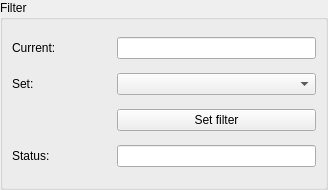
The window that pyobs_gui/qt/widgetfilter.ui (pyobs/pyobs-gui) describes before a commit, drawn with Qt 5.
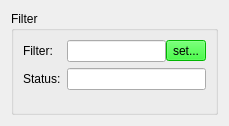
The same window after the commit. Icons and pictures are not drawn.

Commit message: more colours and different layout for filters

Patch:
```diff
--- a/pyobs_gui/qt/widgetfilter.ui
+++ b/pyobs_gui/qt/widgetfilter.ui
@@ -6,75 +6,506 @@
    <rect>
     <x>0</x>
     <y>0</y>
-    <width>328</width>
-    <height>190</height>
+    <width>229</width>
+    <height>126</height>
    </rect>
   </property>
   <property name="windowTitle">
    <string>Form</string>
   </property>
   <layout class="QVBoxLayout" name="verticalLayout">
-   <property name="leftMargin">
-    <number>0</number>
-   </property>
-   <property name="topMargin">
-    <number>0</number>
-   </property>
-   <property name="rightMargin">
-    <number>0</number>
-   </property>
-   <property name="bottomMargin">
-    <number>0</number>
-   </property>
    <item>
     <widget class="QGroupBox" name="groupBox_2">
      <property name="title">
       <string>Filter</string>
      </property>
-     <layout class="QGridLayout" name="gridLayout_2" columnstretch="1,2">
-      <item row="2" column="0">
-       <widget class="QLabel" name="label_10">
-        <property name="text">
-         <string>Set:</string>
-        </property>
-       </widget>
-      </item>
-      <item row="1" column="0">
+     <layout class="QFormLayout" name="formLayout">
+      <item row="0" column="0">
        <widget class="QLabel" name="label_9">
         <property name="text">
-         <string>Current:</string>
+         <string>Filter:</string>
         </property>
        </widget>
       </item>
-      <item row="1" column="1">
-       <widget class="QLineEdit" name="labelCurFilter">
-        <property name="alignment">
-         <set>Qt::AlignCenter</set>
+      <item row="0" column="1">
+       <layout class="QHBoxLayout" name="horizontalLayout">
+        <property name="spacing">
+         <number>0</number>
         </property>
-        <property name="readOnly">
-         <bool>true</bool>
-        </property>
-       </widget>
+        <item>
+         <widget class="QLineEdit" name="textFilter">
+          <property name="alignment">
+           <set>Qt::AlignCenter</set>
+          </property>
+          <property name="readOnly">
+           <bool>true</bool>
+          </property>
+         </widget>
+        </item>
+        <item>
+         <widget class="QToolButton" name="buttonSetFilter">
+          <property name="palette">
+           <palette>
+            <active>
+             <colorrole role="WindowText">
+              <brush brushstyle="SolidPattern">
+               <color alpha="255">
+                <red>0</red>
+                <green>0</green>
+                <blue>0</blue>
+               </color>
+              </brush>
+             </colorrole>
+             <colorrole role="Button">
+              <brush brushstyle="SolidPattern">
+               <color alpha="255">
+                <red>0</red>
+                <green>255</green>
+                <blue>0</blue>
+               </color>
+              </brush>
+             </colorrole>
+             <colorrole role="Light">
+              <brush brushstyle="SolidPattern">
+               <color alpha="255">
+                <red>127</red>
+                <green>255</green>
+                <blue>127</blue>
+               </color>
+              </brush>
+             </colorrole>
+             <colorrole role="Midlight">
+              <brush brushstyle="SolidPattern">
+               <color alpha="255">
+                <red>63</red>
+                <green>255</green>
+                <blue>63</blue>
+               </color>
+              </brush>
+             </colorrole>
+             <colorrole role="Dark">
+              <brush brushstyle="SolidPattern">
+               <color alpha="255">
+                <red>0</red>
+                <green>127</green>
+                <blue>0</blue>
+               </color>
+              </brush>
+             </colorrole>
+             <colorrole role="Mid">
+              <brush brushstyle="SolidPattern">
+               <color alpha="255">
+                <red>0</red>
+                <green>170</green>
+                <blue>0</blue>
+               </color>
+              </brush>
+             </colorrole>
+             <colorrole role="Text">
+              <brush brushstyle="SolidPattern">
+               <color alpha="255">
+                <red>0</red>
+                <green>0</green>
+                <blue>0</blue>
+               </color>
+              </brush>
+             </colorrole>
+             <colorrole role="BrightText">
+              <brush brushstyle="SolidPattern">
+               <color alpha="255">
+                <red>255</red>
+                <green>255</green>
+                <blue>255</blue>
+               </color>
+              </brush>
+             </colorrole>
+             <colorrole role="ButtonText">
+              <brush brushstyle="SolidPattern">
+               <color alpha="255">
+                <red>0</red>
+                <green>0</green>
+                <blue>0</blue>
+               </color>
+              </brush>
+             </colorrole>
+             <colorrole role="Base">
+              <brush brushstyle="SolidPattern">
+               <color alpha="255">
+                <red>255</red>
+                <green>255</green>
+                <blue>255</blue>
+               </color>
+              </brush>
+             </colorrole>
+             <colorrole role="Window">
+              <brush brushstyle="SolidPattern">
+               <color alpha="255">
+                <red>0</red>
+                <green>255</green>
+                <blue>0</blue>
+               </color>
+              </brush>
+             </colorrole>
+             <colorrole role="Shadow">
+              <brush brushstyle="SolidPattern">
+               <color alpha="255">
+                <red>0</red>
+                <green>0</green>
+                <blue>0</blue>
+               </color>
+              </brush>
+             </colorrole>
+             <colorrole role="AlternateBase">
+              <brush brushstyle="SolidPattern">
+               <color alpha="255">
+                <red>127</red>
+                <green>255</green>
+                <blue>127</blue>
+               </color>
+              </brush>
+             </colorrole>
+             <colorrole role="ToolTipBase">
+              <brush brushstyle="SolidPattern">
+               <color alpha="255">
+                <red>255</red>
+                <green>255</green>
+                <blue>220</blue>
+               </color>
+              </brush>
+             </colorrole>
+             <colorrole role="ToolTipText">
+              <brush brushstyle="SolidPattern">
+               <color alpha="255">
+                <red>0</red>
+                <green>0</green>
+                <blue>0</blue>
+               </color>
+              </brush>
+             </colorrole>
+             <colorrole role="PlaceholderText">
+              <brush brushstyle="SolidPattern">
+               <color alpha="128">
+                <red>0</red>
+                <green>0</green>
+                <blue>0</blue>
+               </color>
+              </brush>
+             </colorrole>
+            </active>
+            <inactive>
+             <colorrole role="WindowText">
+              <brush brushstyle="SolidPattern">
+               <color alpha="255">
+                <red>0</red>
+                <green>0</green>
+                <blue>0</blue>
+               </color>
+              </brush>
+             </colorrole>
+             <colorrole role="Button">
+              <brush brushstyle="SolidPattern">
+               <color alpha="255">
+                <red>0</red>
+                <green>255</green>
+                <blue>0</blue>
+               </color>
+              </brush>
+             </colorrole>
+             <colorrole role="Light">
+              <brush brushstyle="SolidPattern">
+               <color alpha="255">
+                <red>127</red>
+                <green>255</green>
+                <blue>127</blue>
+               </color>
+              </brush>
+             </colorrole>
+             <colorrole role="Midlight">
+              <brush brushstyle="SolidPattern">
+               <color alpha="255">
+                <red>63</red>
+                <green>255</green>
+                <blue>63</blue>
+               </color>
+              </brush>
+             </colorrole>
+             <colorrole role="Dark">
+              <brush brushstyle="SolidPattern">
+               <color alpha="255">
+                <red>0</red>
+                <green>127</green>
+                <blue>0</blue>
+               </color>
+              </brush>
+             </colorrole>
+             <colorrole role="Mid">
+              <brush brushstyle="SolidPattern">
+               <color alpha="255">
+                <red>0</red>
+                <green>170</green>
+                <blue>0</blue>
+               </color>
+              </brush>
+             </colorrole>
+             <colorrole role="Text">
+              <brush brushstyle="SolidPattern">
+               <color alpha="255">
+                <red>0</red>
+                <green>0</green>
+                <blue>0</blue>
+               </color>
+              </brush>
+             </colorrole>
+             <colorrole role="BrightText">
+              <brush brushstyle="SolidPattern">
+               <color alpha="255">
+                <red>255</red>
+                <green>255</green>
+                <blue>255</blue>
+               </color>
+              </brush>
+             </colorrole>
+             <colorrole role="ButtonText">
+              <brush brushstyle="SolidPattern">
+               <color alpha="255">
+                <red>0</red>
+                <green>0</green>
+                <blue>0</blue>
+               </color>
+              </brush>
+             </colorrole>
+             <colorrole role="Base">
+              <brush brushstyle="SolidPattern">
+               <color alpha="255">
+                <red>255</red>
+                <green>255</green>
+                <blue>255</blue>
+               </color>
+              </brush>
+             </colorrole>
+             <colorrole role="Window">
+              <brush brushstyle="SolidPattern">
+               <color alpha="255">
+                <red>0</red>
+                <green>255</green>
+                <blue>0</blue>
+               </color>
+              </brush>
+             </colorrole>
+             <colorrole role="Shadow">
+              <brush brushstyle="SolidPattern">
+               <color alpha="255">
+                <red>0</red>
+                <green>0</green>
+                <blue>0</blue>
+               </color>
+              </brush>
+             </colorrole>
+             <colorrole role="AlternateBase">
+              <brush brushstyle="SolidPattern">
+               <color alpha="255">
+                <red>127</red>
+                <green>255</green>
+                <blue>127</blue>
+               </color>
+              </brush>
+             </colorrole>
+             <colorrole role="ToolTipBase">
+              <brush brushstyle="SolidPattern">
+               <color alpha="255">
+                <red>255</red>
+                <green>255</green>
+                <blue>220</blue>
+               </color>
+              </brush>
+             </colorrole>
+             <colorrole role="ToolTipText">
+              <brush brushstyle="SolidPattern">
+               <color alpha="255">
+                <red>0</red>
+                <green>0</green>
+                <blue>0</blue>
+               </color>
+              </brush>
+             </colorrole>
+             <colorrole role="PlaceholderText">
+              <brush brushstyle="SolidPattern">
+               <color alpha="128">
+                <red>0</red>
+                <green>0</green>
+                <blue>0</blue>
+               </color>
+              </brush>
+             </colorrole>
+            </inactive>
+            <disabled>
+             <colorrole role="WindowText">
+              <brush brushstyle="SolidPattern">
+               <color alpha="255">
+                <red>0</red>
+                <green>127</green>
+                <blue>0</blue>
+               </color>
+              </brush>
+             </colorrole>
+             <colorrole role="Button">
+              <brush brushstyle="SolidPattern">
+               <color alpha="255">
+                <red>0</red>
+                <green>255</green>
+                <blue>0</blue>
+               </color>
+              </brush>
+             </colorrole>
+             <colorrole role="Light">
+              <brush brushstyle="SolidPattern">
+               <color alpha="255">
+                <red>127</red>
+                <green>255</green>
+                <blue>127</blue>
+               </color>
+              </brush>
+             </colorrole>
+             <colorrole role="Midlight">
+              <brush brushstyle="SolidPattern">
+               <color alpha="255">
+                <red>63</red>
+                <green>255</green>
+                <blue>63</blue>
+               </color>
+              </brush>
+             </colorrole>
+             <colorrole role="Dark">
+              <brush brushstyle="SolidPattern">
+               <color alpha="255">
+                <red>0</red>
+                <green>127</green>
+                <blue>0</blue>
+               </color>
+              </brush>
+             </colorrole>
+             <colorrole role="Mid">
+              <brush brushstyle="SolidPattern">
+               <color alpha="255">
+                <red>0</red>
+                <green>170</green>
+                <blue>0</blue>
+               </color>
+              </brush>
+             </colorrole>
+             <colorrole role="Text">
+              <brush brushstyle="SolidPattern">
+               <color alpha="255">
+                <red>0</red>
+                <green>127</green>
+                <blue>0</blue>
+               </color>
+              </brush>
+             </colorrole>
+             <colorrole role="BrightText">
+              <brush brushstyle="SolidPattern">
+               <color alpha="255">
+                <red>255</red>
+                <green>255</green>
+                <blue>255</blue>
+               </color>
+              </brush>
+             </colorrole>
+             <colorrole role="ButtonText">
+              <brush brushstyle="SolidPattern">
+               <color alpha="255">
+                <red>0</red>
+                <green>127</green>
+                <blue>0</blue>
+               </color>
+              </brush>
+             </colorrole>
+             <colorrole role="Base">
+              <brush brushstyle="SolidPattern">
+               <color alpha="255">
+                <red>0</red>
+                <green>255</green>
+                <blue>0</blue>
+               </color>
+              </brush>
+             </colorrole>
+             <colorrole role="Window">
+              <brush brushstyle="SolidPattern">
+               <color alpha="255">
+                <red>0</red>
+                <green>255</green>
+                <blue>0</blue>
+               </color>
+              </brush>
+             </colorrole>
+             <colorrole role="Shadow">
+              <brush brushstyle="SolidPattern">
+               <color alpha="255">
+                <red>0</red>
+                <green>0</green>
+                <blue>0</blue>
+               </color>
+              </brush>
+             </colorrole>
+             <colorrole role="AlternateBase">
+              <brush brushstyle="SolidPattern">
+               <color alpha="255">
+                <red>0</red>
+                <green>255</green>
+                <blue>0</blue>
+               </color>
+              </brush>
+             </colorrole>
+             <colorrole role="ToolTipBase">
+              <brush brushstyle="SolidPattern">
+               <color alpha="255">
+                <red>255</red>
+                <green>255</green>
+                <blue>220</blue>
+               </color>
+              </brush>
+             </colorrole>
+             <colorrole role="ToolTipText">
+              <brush brushstyle="SolidPattern">
+               <color alpha="255">
+                <red>0</red>
+                <green>0</green>
+                <blue>0</blue>
+               </color>
+              </brush>
+             </colorrole>
+             <colorrole role="PlaceholderText">
+              <brush brushstyle="SolidPattern">
+               <color alpha="128">
+                <red>0</red>
+                <green>0</green>
+                <blue>0</blue>
+               </color>
+              </brush>
+             </colorrole>
+            </disabled>
+           </palette>
+          </property>
+          <property name="text">
+           <string>set...</string>
+          </property>
+          <property name="icon">
+           <iconset resource="resources.qrc">
+            <normaloff>:/resources/edit-solid.svg</normaloff>:/resources/edit-solid.svg</iconset>
+          </property>
+         </widget>
+        </item>
+       </layout>
       </item>
-      <item row="4" column="0">
+      <item row="1" column="0">
        <widget class="QLabel" name="label_11">
         <property name="text">
          <string>Status:</string>
         </property>
        </widget>
       </item>
-      <item row="2" column="1">
-       <widget class="QComboBox" name="comboFilter"/>
-      </item>
-      <item row="3" column="1">
-       <widget class="QPushButton" name="butSetFilter">
-        <property name="text">
-         <string>Set filter</string>
-        </property>
-       </widget>
-      </item>
-      <item row="4" column="1">
-       <widget class="QLineEdit" name="labelCurStatus">
+      <item row="1" column="1">
+       <widget class="QLineEdit" name="textStatus">
         <property name="alignment">
          <set>Qt::AlignCenter</set>
         </property>
```
Left out of the diff: 4 changed lines with no effect on the pictures. The commit also changes 4 other files.
